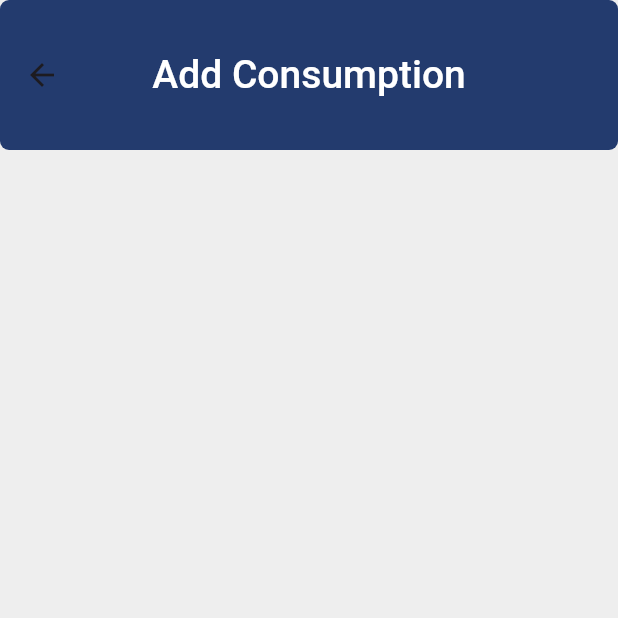
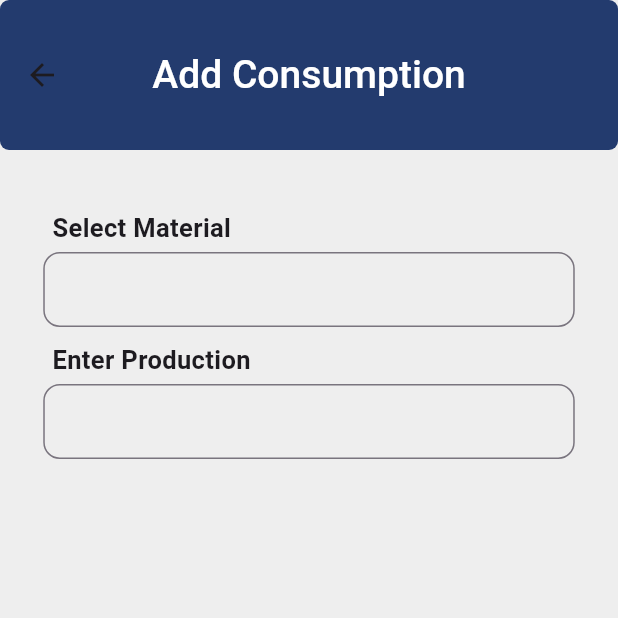
Before and after one commit to ashir227/MatFlow, a Flutter app: the ConsMat screen opened directly, on a phone screen of 412 x 824 dp, the top half of it. Run offline on Flutter 3.47's test engine with Material 3 defaults, Android fonts, the phone set to English and light mode, and no system bars; our stand-ins replace hive, hive_flutter, image_picker; missing offline and left inert: dart:ffi; accounts and stored records are empty.

Commit message:
MatConsumption

```diff
--- a/lib/Screens/Consumption.dart
+++ b/lib/Screens/Consumption.dart
@@ -1,12 +1,16 @@
 import 'package:flutter/material.dart';
 import 'package:matflow/Core/Widgets/Text.dart';
+import 'package:matflow/Core/Widgets/Textfield.dart';
 import 'package:matflow/Core/theme/colors.dart';
 
 class ConsMat extends StatelessWidget {
-  const ConsMat({super.key});
-
+  ConsMat({super.key});
+  TextEditingController selmat = TextEditingController();
+  TextEditingController Pieces = TextEditingController();
   @override
   Widget build(BuildContext context) {
+    double w = MediaQuery.of(context).size.width;
+    double h = MediaQuery.of(context).size.width;
     return Scaffold(
       backgroundColor: Appcolor.allbckgrnd,
       appBar: AppBar(
@@ -18,7 +22,37 @@ class ConsMat extends StatelessWidget {
         ),
         backgroundColor: Appcolor.Mat,
       ),
-      body: Column(children: [Form(child: Column())]),
+      body: Container(
+        margin: EdgeInsets.symmetric(horizontal: w * 0.07),
+        child: Column(
+          children: [
+            Form(
+              child: Column(
+                children: [
+                  SizedBox(height: 40),
+                  AddMTextfield(
+                    validator: (value) {
+                      if (value == null && value < 0) {}
+                    },
+                    controller: selmat,
+                    txt: "Select Material",
+                    errorText: "h",
+                  ),
+                  SizedBox(height: 10),
+                  AddMTextfield(
+                    validator: (value) {
+                      if (value == null && value <= 0) {}
+                    },
+                    controller: Pieces,
+                    txt: "Enter Production",
+                    errorText: "Error",
+                  ),
+                ],
+              ),
+            ),
+          ],
+        ),
+      ),
     );
   }
 }
```
